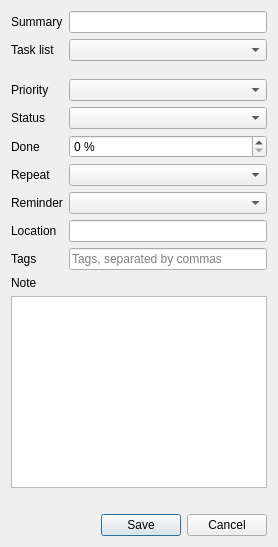
Qt form src/chrono_mail/ui/forms/task_editor.ui (rob-vandenberg/chrono-mail) before a commit.
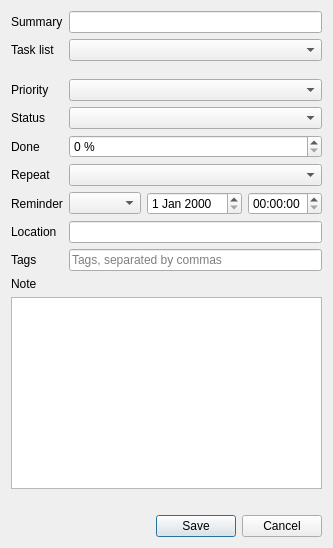
The same form after that commit.

Commit message: A task without a due date has only a set-time reminder and the choices counted from the due date are greyed

```diff
--- a/src/chrono_mail/ui/forms/task_editor.ui
+++ b/src/chrono_mail/ui/forms/task_editor.ui
@@ -104,7 +104,17 @@
       </widget>
      </item>
      <item row="8" column="1">
-      <widget class="QComboBox" name="reminder" />
+      <layout class="QHBoxLayout" name="reminderRow" stretch="1,0,0">
+       <item>
+        <widget class="QComboBox" name="reminder" />
+       </item>
+       <item>
+        <widget class="QDateEdit" name="reminderDate" />
+       </item>
+       <item>
+        <widget class="QTimeEdit" name="reminderTime" />
+       </item>
+      </layout>
      </item>
      <item row="9" column="0">
       <widget class="QLabel" name="locationLabel">
```
The commit also changes 9 other files.
